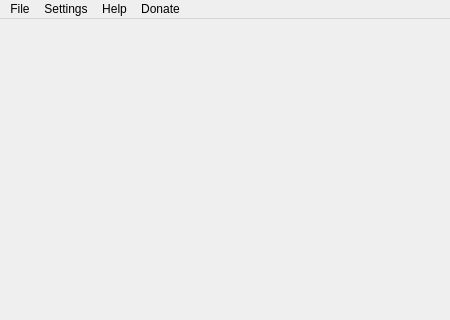
This is resources/ui/mainWindow.ui in devhotteok/TwitchLink as Qt 5 draws it before an edit. The edited form follows.
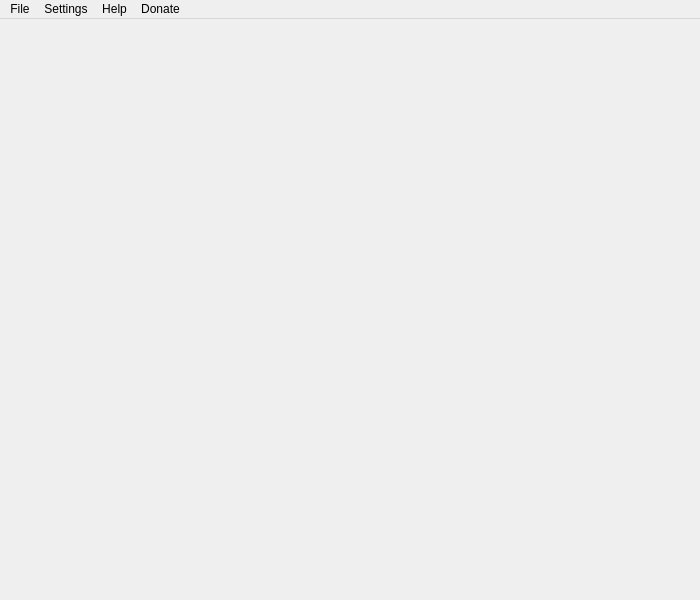
This is the edited form.

Diff of the .ui file:
```diff
--- a/resources/ui/mainWindow.ui
+++ b/resources/ui/mainWindow.ui
@@ -6,26 +6,51 @@
    <rect>
     <x>0</x>
     <y>0</y>
-    <width>450</width>
-    <height>320</height>
+    <width>700</width>
+    <height>600</height>
    </rect>
   </property>
-  <property name="sizePolicy">
-   <sizepolicy hsizetype="Fixed" vsizetype="Fixed">
-    <horstretch>0</horstretch>
-    <verstretch>0</verstretch>
-   </sizepolicy>
-  </property>
-  <property name="windowTitle">
-   <string>MainWindow</string>
-  </property>
-  <widget class="QWidget" name="centralwidget"/>
+  <widget class="QWidget" name="centralWidget">
+   <layout class="QVBoxLayout" name="centralWidgetLayout">
+    <property name="spacing">
+     <number>0</number>
+    </property>
+    <property name="leftMargin">
+     <number>0</number>
+    </property>
+    <property name="topMargin">
+     <number>0</number>
+    </property>
+    <property name="rightMargin">
+     <number>0</number>
+    </property>
+    <property name="bottomMargin">
+     <number>0</number>
+    </property>
+    <item>
+     <widget class="QTabWidget" name="tabWidget">
+      <property name="currentIndex">
+       <number>-1</number>
+      </property>
+      <property name="documentMode">
+       <bool>true</bool>
+      </property>
+      <property name="tabsClosable">
+       <bool>true</bool>
+      </property>
+      <property name="movable">
+       <bool>true</bool>
+      </property>
+     </widget>
+    </item>
+   </layout>
+  </widget>
   <widget class="QMenuBar" name="menubar">
    <property name="geometry">
     <rect>
      <x>0</x>
      <y>0</y>
-     <width>450</width>
+     <width>700</width>
      <height>21</height>
     </rect>
    </property>
```
Left out of the diff: 36 changed lines with no effect on the pictures.
